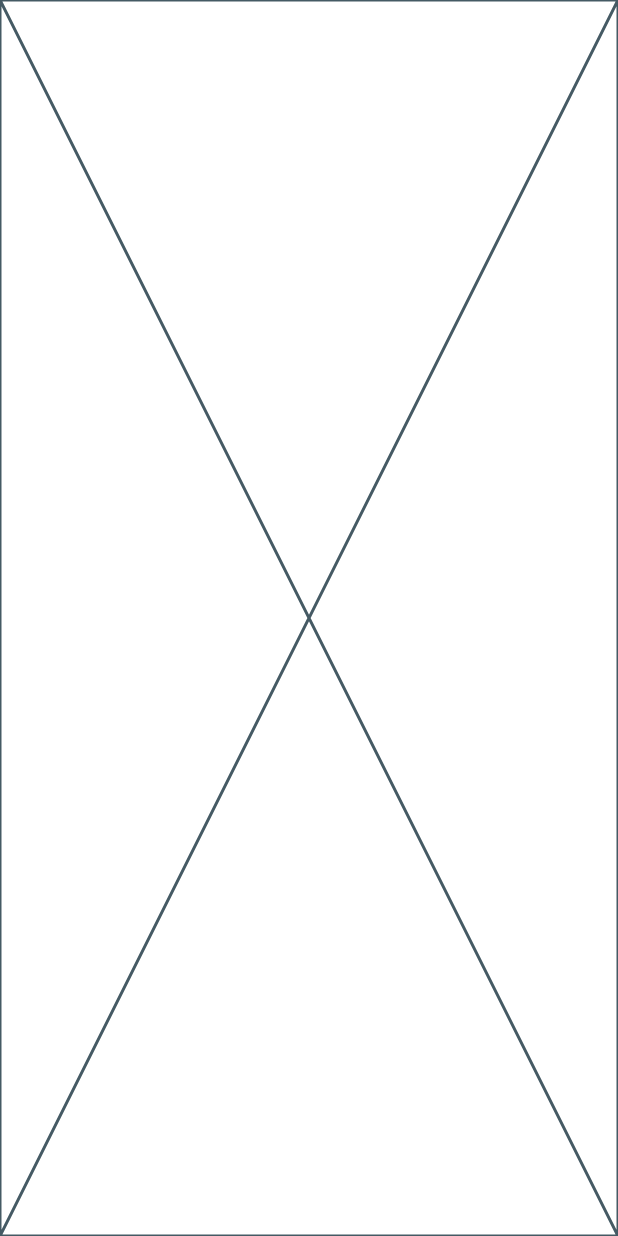
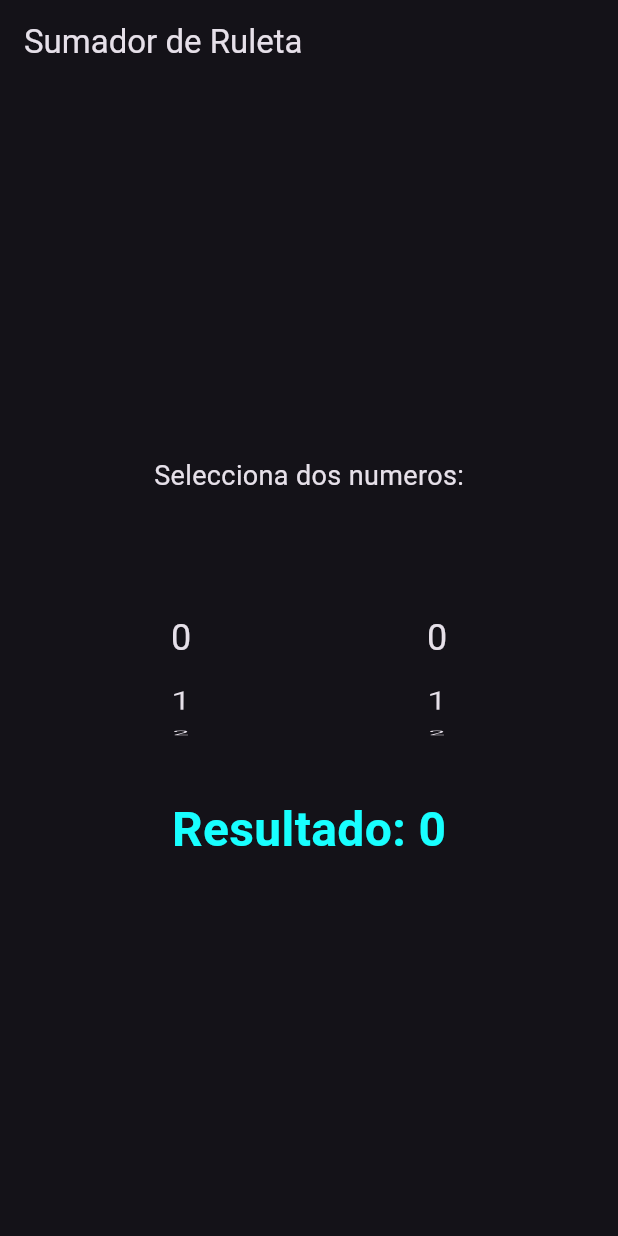
Before and after one commit to ning3n/number_spinner_app, a Flutter app: the screen it shows after launch, on a phone screen of 412 x 824 dp. Run offline on Flutter 3.47's test engine with Material 3 defaults, Android fonts, the phone set to English and light mode, and no system bars.

Commit message:
App version beta

```diff
--- /dev/null
+++ b/lib/components/number_wheel.dart
@@ -0,0 +1,25 @@
+import 'package:flutter/material.dart';
+
+Widget numberWheel({required Function(int) onSelectedItemChanged}){
+  final List<int> numbers = List.generate(100, (index) => index);
+  return SizedBox(
+    height: 150,
+    width: 100,
+    child: ListWheelScrollView.useDelegate(
+      itemExtent: 40,
+      perspective: 0.005,
+      diameterRatio: 1.2,
+      onSelectedItemChanged: onSelectedItemChanged,
+      physics: FixedExtentScrollPhysics(),
+      childDelegate: ListWheelChildBuilderDelegate(
+        builder: (context, index) => Center(
+          child: Text(
+            numbers[index].toString(),
+            style: TextStyle(fontSize: 24),
+          ),
+        ),
+        childCount: numbers.length,
+        ),
+      ),
+  );
+}
--- a/lib/screens/number_spinner_screen.dart
+++ b/lib/screens/number_spinner_screen.dart
@@ -1,4 +1,5 @@
 import 'package:flutter/material.dart';
+import 'package:number_spinner_app/components/number_wheel.dart';
 
 class NumberSpinnerScreen extends StatefulWidget {
   const NumberSpinnerScreen({super.key});
@@ -8,8 +9,42 @@ class NumberSpinnerScreen extends StatefulWidget {
 }
 
 class _NumberSpinnerScreenState extends State<NumberSpinnerScreen> {
+  int selectedNumber1 = 0;
+  int selectedNumber2 = 0;
+
+  final List<int> numbers = List.generate(100, (index) => index);
+
   @override
   Widget build(BuildContext context) {
-    return const Placeholder();
+    return Scaffold(
+      appBar: AppBar(title: Text('Sumador de Ruleta')),
+      body: Column(
+        mainAxisAlignment: MainAxisAlignment.center,
+        children: [
+          Text('Selecciona dos numeros:', style: TextStyle(fontSize: 18)),
+          SizedBox(height: 20),
+          Row(
+            mainAxisAlignment: MainAxisAlignment.spaceEvenly,
+            children: [
+              numberWheel(
+                onSelectedItemChanged: (index){
+                  setState(() => selectedNumber1 = numbers[index]);
+                },
+              ),
+              numberWheel(
+                onSelectedItemChanged: (index){
+                  setState(() => selectedNumber2 = numbers[index]);
+                },
+              ),
+            ],
+          ),
+          SizedBox(height: 30),
+          Text(
+            'Resultado: ${selectedNumber1 + selectedNumber2}',
+            style: TextStyle(fontSize: 32, fontWeight: FontWeight.bold, color: Colors.cyanAccent),
+          )
+        ],
+      ),
+    );
   }
 }
```
